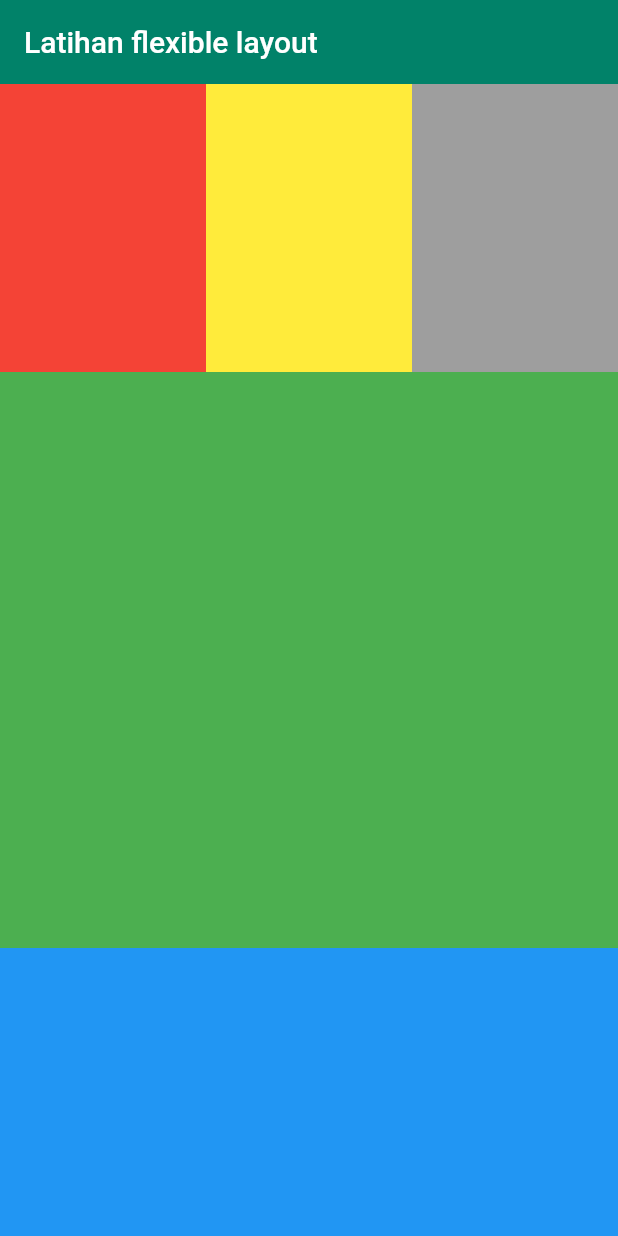
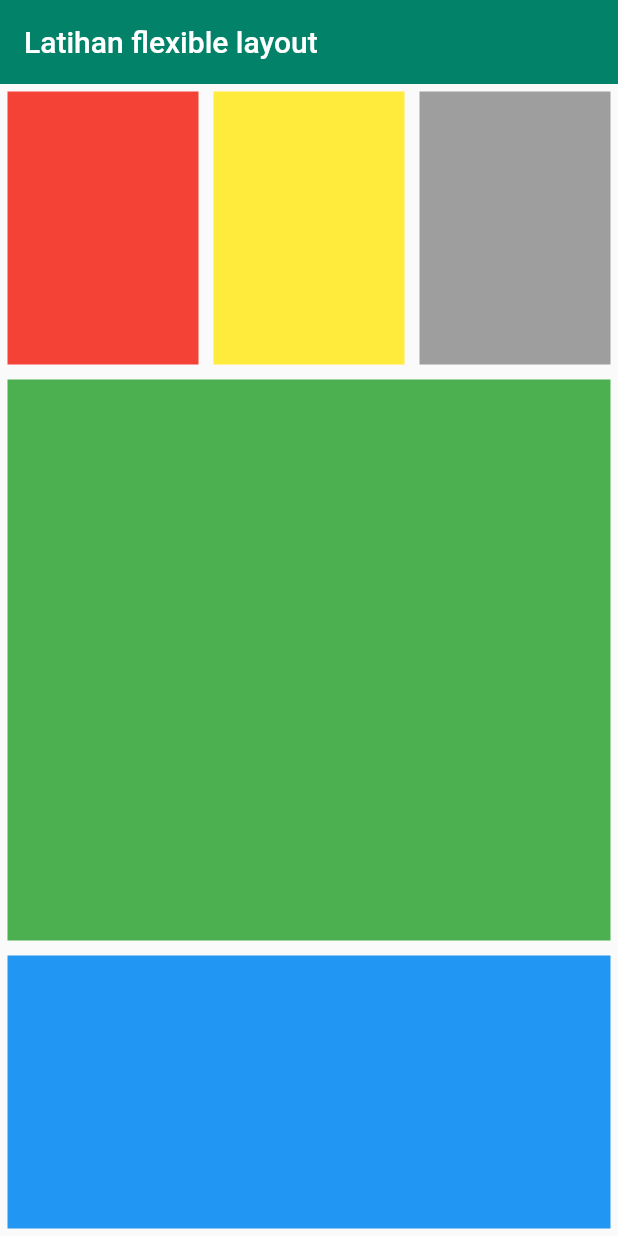
Before and after one commit to gunzxx/Flutter-Learn, a Flutter app: the screen it shows after launch, on a phone screen of 412 x 824 dp. Run offline on Flutter 3.47's test engine with Material 2 defaults, Android fonts, the phone set to English and light mode, and no system bars.

Commit message:
add margin

```diff
--- a/f_01/lib/main.dart
+++ b/f_01/lib/main.dart
@@ -35,18 +35,21 @@ class _MyAppState extends State<MyApp> {
                   Flexible(
                     flex: 1,
                     child: Container(
+                      margin: EdgeInsets.all(5),
                       color: Colors.red,
                     ),
                   ),
                   Flexible(
                     flex: 1,
                     child: Container(
+                      margin: EdgeInsets.all(5),
                       color: Colors.yellow,
                     ),
                   ),
                   Flexible(
                     flex: 1,
                     child: Container(
+                      margin: EdgeInsets.all(5),
                       color: Colors.grey,
                     ),
                   ),
@@ -56,12 +59,14 @@ class _MyAppState extends State<MyApp> {
             Flexible(
               flex: 2,
               child: Container(
+                margin: EdgeInsets.all(5),
                 color: Colors.green,
               ),
             ),
             Flexible(
               flex: 1,
               child: Container(
+                margin: EdgeInsets.all(5),
                 color: Colors.blue,
               ),
             ),
```
